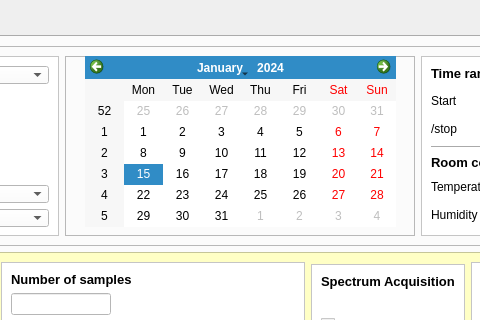
Qt form utilization_log_xplora_intrfc_v12.ui (marcelomfaleiros/lispec) before a commit; both pictures show x 341 to 821 and y 0 to 320 of the 1044 by 868 pixel window.
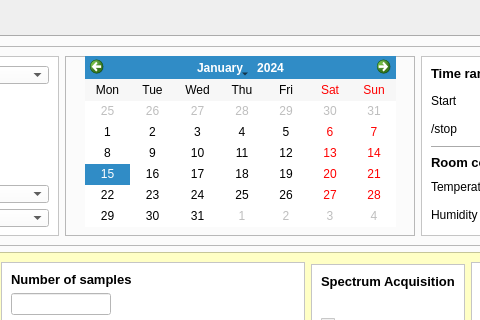
The same form after that commit.

```diff
--- a/utilization_log_xplora_intrfc_v12.ui
+++ b/utilization_log_xplora_intrfc_v12.ui
@@ -243,6 +243,9 @@
                <height>171</height>
               </rect>
              </property>
+             <property name="verticalHeaderFormat">
+              <enum>QCalendarWidget::NoVerticalHeader</enum>
+             </property>
             </widget>
            </widget>
           </item>
```
